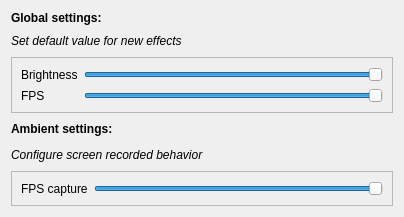
The window that GlobalSettings.ui (DLdota/OpenRGBEffectsPlugin) describes before a commit, drawn with Qt 5.
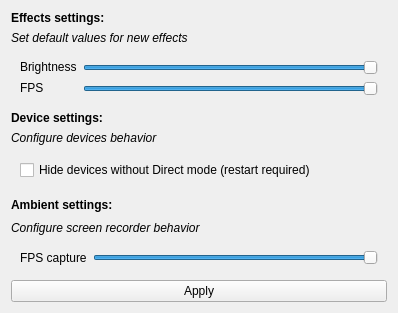
The same window after the commit. Custom widgets are drawn as their Qt base class.

Commit message: Added global setting to hide unsupported device

Diff of the .ui file:
```diff
--- a/GlobalSettings.ui
+++ b/GlobalSettings.ui
@@ -6,27 +6,84 @@
    <rect>
     <x>0</x>
     <y>0</y>
-    <width>404</width>
-    <height>217</height>
+    <width>398</width>
+    <height>331</height>
    </rect>
   </property>
   <property name="minimumSize">
    <size>
     <width>0</width>
-    <height>20</height>
+    <height>0</height>
    </size>
   </property>
   <property name="windowTitle">
    <string>Form</string>
   </property>
-  <layout class="QGridLayout" name="gridLayout" rowstretch="0,0,0,0,0,0">
+  <layout class="QGridLayout" name="gridLayout" rowstretch="0,0,0,0,0,0,0,0,0,0">
    <property name="sizeConstraint">
     <enum>QLayout::SetMaximumSize</enum>
    </property>
-   <item row="5" column="0">
+   <item row="9" column="0">
+    <widget class="QPushButton" name="applyButton">
+     <property name="text">
+      <string>Apply</string>
+     </property>
+    </widget>
+   </item>
+   <item row="3" column="0">
+    <widget class="QLabel" name="label">
+     <property name="sizePolicy">
+      <sizepolicy hsizetype="Preferred" vsizetype="Fixed">
+       <horstretch>0</horstretch>
+       <verstretch>0</verstretch>
+      </sizepolicy>
+     </property>
+     <property name="font">
+      <font>
+       <weight>75</weight>
+       <bold>true</bold>
+      </font>
+     </property>
+     <property name="text">
+      <string>Device settings:</string>
+     </property>
+    </widget>
+   </item>
+   <item row="0" column="0">
+    <widget class="QLabel" name="globalSettingsLabel">
+     <property name="sizePolicy">
+      <sizepolicy hsizetype="Preferred" vsizetype="Fixed">
+       <horstretch>0</horstretch>
+       <verstretch>0</verstretch>
+      </sizepolicy>
+     </property>
+     <property name="font">
+      <font>
+       <weight>75</weight>
+       <bold>true</bold>
+      </font>
+     </property>
+     <property name="text">
+      <string>Effects settings:</string>
+     </property>
+     <property name="textFormat">
+      <enum>Qt::PlainText</enum>
+     </property>
+     <property name="alignment">
+      <set>Qt::AlignLeading|Qt::AlignLeft|Qt::AlignVCenter</set>
+     </property>
+    </widget>
+   </item>
+   <item row="8" column="0">
     <widget class="QFrame" name="ambientFrame">
+     <property name="sizePolicy">
+      <sizepolicy hsizetype="Preferred" vsizetype="Fixed">
+       <horstretch>0</horstretch>
+       <verstretch>0</verstretch>
+      </sizepolicy>
+     </property>
      <property name="frameShape">
-      <enum>QFrame::StyledPanel</enum>
+      <enum>QFrame::NoFrame</enum>
      </property>
      <property name="frameShadow">
       <enum>QFrame::Raised</enum>
@@ -34,6 +91,12 @@
      <layout class="QGridLayout" name="gridLayout_3">
       <item row="0" column="0">
        <widget class="QLabel" name="fpscaptureLabel">
+        <property name="toolTip">
+         <string>Amount of screenshot taken by the ScreenRecorder engine</string>
+        </property>
+        <property name="frameShape">
+         <enum>QFrame::NoFrame</enum>
+        </property>
         <property name="text">
          <string>FPS capture</string>
         </property>
@@ -58,103 +121,130 @@
      </layout>
     </widget>
    </item>
+   <item row="7" column="0">
+    <widget class="QLabel" name="ambientInfoLabel">
+     <property name="sizePolicy">
+      <sizepolicy hsizetype="Preferred" vsizetype="Fixed">
+       <horstretch>0</horstretch>
+       <verstretch>0</verstretch>
+      </sizepolicy>
+     </property>
+     <property name="font">
+      <font>
+       <italic>true</italic>
+      </font>
+     </property>
+     <property name="text">
+      <string>Configure screen recorder behavior</string>
+     </property>
+     <property name="textFormat">
+      <enum>Qt::PlainText</enum>
+     </property>
+    </widget>
+   </item>
    <item row="2" column="0">
     <widget class="QFrame" name="globalFrame">
+     <property name="sizePolicy">
+      <sizepolicy hsizetype="Preferred" vsizetype="Fixed">
+       <horstretch>0</horstretch>
+       <verstretch>0</verstretch>
+      </sizepolicy>
+     </property>
      <property name="frameShape">
-      <enum>QFrame::StyledPanel</enum>
+      <enum>QFrame::NoFrame</enum>
      </property>
      <property name="frameShadow">
       <enum>QFrame::Raised</enum>
      </property>
      <layout class="QGridLayout" name="gridLayout_2">
-      <item row="1" column="2">
-       <widget class="QTooltipedSlider" name="brightnessSlider">
-        <property name="maximum">
-         <number>100</number>
-        </property>
-        <property name="value">
-         <number>100</number>
-        </property>
-        <property name="orientation">
-         <enum>Qt::Horizontal</enum>
-        </property>
-       </widget>
-      </item>
-      <item row="2" column="2">
-       <widget class="QTooltipedSlider" name="fpsSlider">
-        <property name="minimum">
-         <number>1</number>
-        </property>
-        <property name="maximum">
-         <number>60</number>
-        </property>
-        <property name="value">
-         <number>60</number>
-        </property>
-        <property name="orientation">
-         <enum>Qt::Horizontal</enum>
-        </property>
-       </widget>
-      </item>
-      <item row="2" column="0">
+      <item row="2" column="1">
        <widget class="QLabel" name="fpsLabel">
+        <property name="sizePolicy">
+         <sizepolicy hsizetype="Fixed" vsizetype="Fixed">
+          <horstretch>0</horstretch>
+          <verstretch>0</verstretch>
+         </sizepolicy>
+        </property>
         <property name="text">
          <string>FPS</string>
         </property>
        </widget>
       </item>
-      <item row="1" column="0">
+      <item row="1" column="1">
        <widget class="QLabel" name="brightnessLabel">
+        <property name="sizePolicy">
+         <sizepolicy hsizetype="Fixed" vsizetype="Fixed">
+          <horstretch>0</horstretch>
+          <verstretch>0</verstretch>
+         </sizepolicy>
+        </property>
         <property name="text">
          <string>Brightness</string>
         </property>
        </widget>
       </item>
+      <item row="1" column="2">
+       <widget class="QTooltipedSlider" name="brightnessSlider">
+        <property name="maximum">
+         <number>100</number>
+        </property>
+        <property name="value">
+         <number>100</number>
+        </property>
+        <property name="orientation">
+         <enum>Qt::Horizontal</enum>
+        </property>
+       </widget>
+      </item>
+      <item row="2" column="2">
+       <widget class="QTooltipedSlider" name="fpsSlider">
+        <property name="minimum">
+         <number>1</number>
+        </property>
+        <property name="maximum">
+         <number>60</number>
+        </property>
+        <property name="value">
+         <number>60</number>
+        </property>
+        <property name="orientation">
+         <enum>Qt::Horizontal</enum>
+        </property>
+       </widget>
+      </item>
      </layout>
     </widget>
    </item>
-   <item row="0" column="0">
-    <widget class="QLabel" name="label">
+   <item row="5" column="0">
+    <widget class="QFrame" name="frame_2">
      <property name="sizePolicy">
       <sizepolicy hsizetype="Preferred" vsizetype="Fixed">
        <horstretch>0</horstretch>
        <verstretch>0</verstretch>
       </sizepolicy>
      </property>
-     <property name="font">
-      <font>
-       <weight>75</weight>
-       <bold>true</bold>
-      </font>
+     <property name="frameShape">
+      <enum>QFrame::NoFrame</enum>
      </property>
-     <property name="text">
-      <string>Global settings:</string>
+     <property name="frameShadow">
+      <enum>QFrame::Raised</enum>
      </property>
-     <property name="textFormat">
-      <enum>Qt::PlainText</enum>
-     </property>
-     <property name="alignment">
-      <set>Qt::AlignLeading|Qt::AlignLeft|Qt::AlignVCenter</set>
-     </property>
+     <layout class="QGridLayout" name="gridLayout_5">
+      <item row="0" column="0">
+       <widget class="QCheckBox" name="hide_unsupportedCheckBox">
+        <property name="layoutDirection">
+         <enum>Qt::LeftToRight</enum>
+        </property>
+        <property name="text">
+         <string>Hide devices without Direct mode (restart required)</string>
+        </property>
+       </widget>
+      </item>
+     </layout>
     </widget>
    </item>
-   <item row="1" column="0">
-    <widget class="QLabel" name="label_2">
-     <property name="font">
-      <font>
-       <italic>true</italic>
-      </font>
-     </property>
-     <property name="text">
-      <string>Set default value for new effects</string>
-     </property>
-     <property name="textFormat">
-      <enum>Qt::PlainText</enum>
-     </property>
-    </widget>
-   </item>
-   <item row="3" column="0">
-    <widget class="QLabel" name="globalsettings_label">
+   <item row="6" column="0">
+    <widget class="QLabel" name="ambientSettingsLabel">
      <property name="sizePolicy">
       <sizepolicy hsizetype="Preferred" vsizetype="Fixed">
        <horstretch>0</horstretch>
@@ -193,18 +283,42 @@
      </property>
     </widget>
    </item>
+   <item row="1" column="0">
+    <widget class="QLabel" name="globalInfoLabel">
+     <property name="sizePolicy">
+      <sizepolicy hsizetype="Preferred" vsizetype="Fixed">
+       <horstretch>0</horstretch>
+       <verstretch>0</verstretch>
+      </sizepolicy>
+     </property>
+     <property name="font">
+      <font>
+       <italic>true</italic>
+      </font>
+     </property>
+     <property name="text">
+      <string>Set default values for new effects</string>
+     </property>
+     <property name="textFormat">
+      <enum>Qt::PlainText</enum>
+     </property>
+    </widget>
+   </item>
    <item row="4" column="0">
-    <widget class="QLabel" name="label_3">
+    <widget class="QLabel" name="label_2">
+     <property name="sizePolicy">
+      <sizepolicy hsizetype="Preferred" vsizetype="Fixed">
+       <horstretch>0</horstretch>
+       <verstretch>0</verstretch>
+      </sizepolicy>
+     </property>
      <property name="font">
       <font>
        <italic>true</italic>
       </font>
      </property>
      <property name="text">
-      <string>Configure screen recorded behavior</string>
-     </property>
-     <property name="textFormat">
-      <enum>Qt::PlainText</enum>
+      <string>Configure devices behavior</string>
      </property>
     </widget>
    </item>
```
The commit also changes 7 other files.
